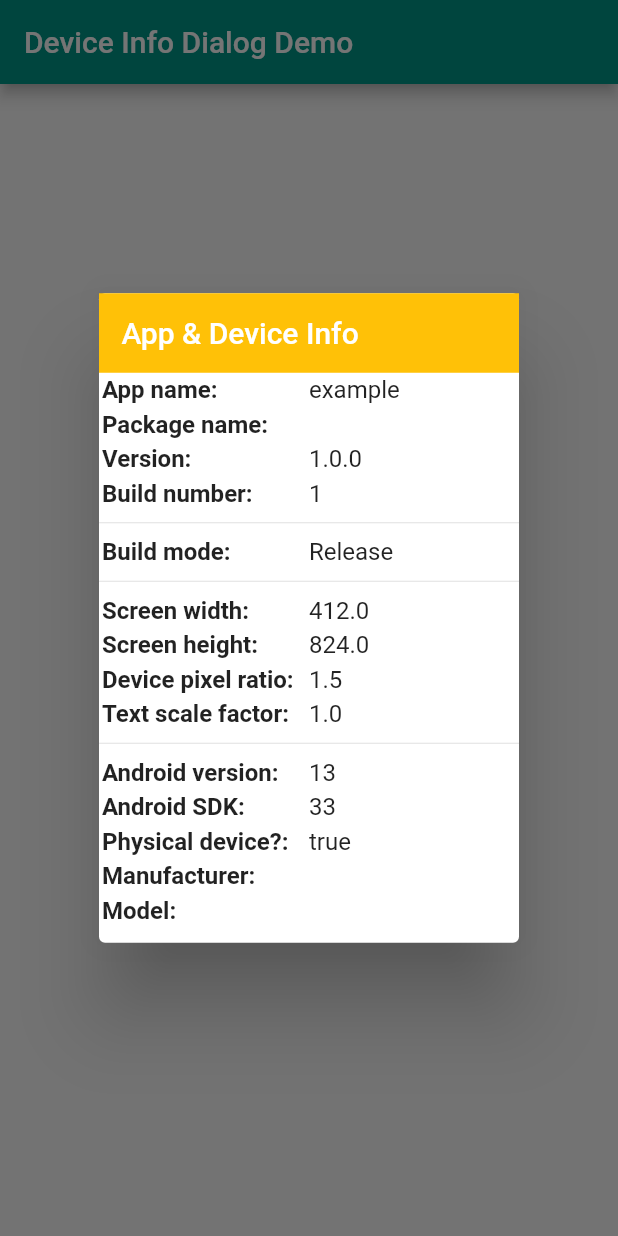
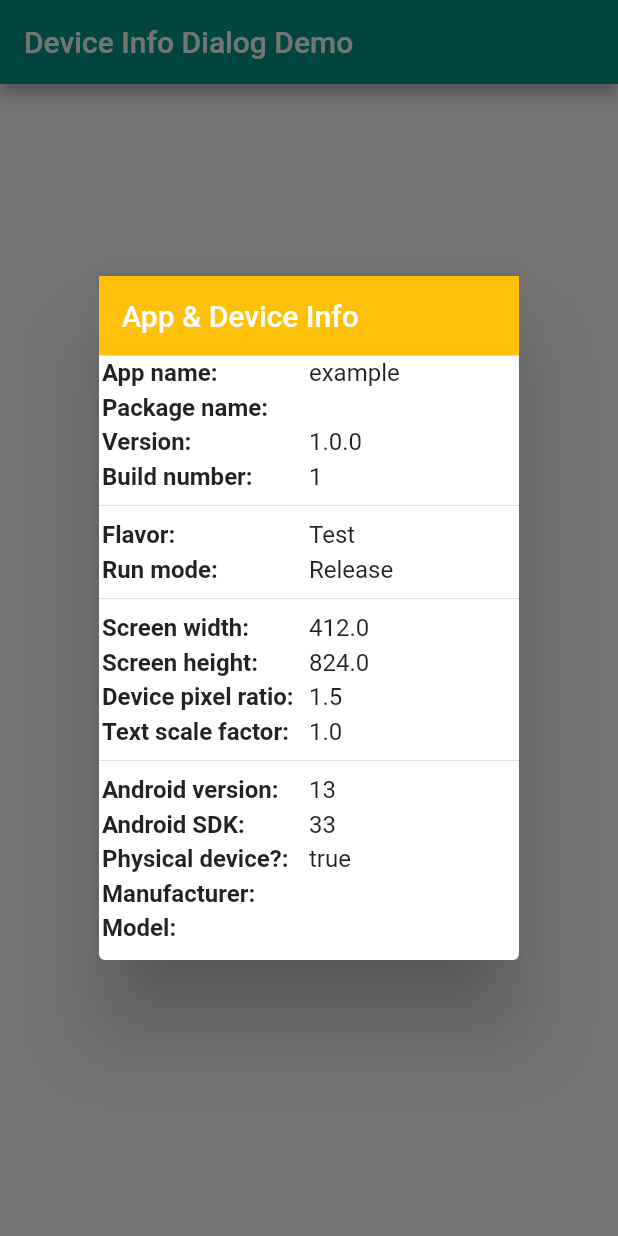
Before and after one commit to hamishnorton/app_device_info_dialog, a Flutter app: the screen it shows after launch, after a tap on "Show Device Info Dialog", on a phone screen of 412 x 824 dp. Run offline on Flutter 3.47's test engine with Material 2 defaults, Android fonts, the phone set to English and light mode, and no system bars; our stand-ins replace device_info_plus, package_info_plus.

```diff
--- a/example/lib/main.dart
+++ b/example/lib/main.dart
@@ -43,7 +43,6 @@ class _MyHomePageState extends State<MyHomePage> {
           onPressed: _showDeviceInfoDialog,
           child: const Text(
             'Show Device Info Dialog',
-            // style: TextStyle(fontSize: 24),
           ),
         ),
       ),
@@ -55,7 +54,9 @@ class _MyHomePageState extends State<MyHomePage> {
       context: context,
       barrierDismissible: true, // user must tap button!
       builder: (BuildContext context) {
-        return const AppDeviceInfoDialog();
+        return const AppDeviceInfoDialog(
+          flavor: 'Test',
+        );
       },
     );
   }
--- a/lib/app_device_info_dialog.dart
+++ b/lib/app_device_info_dialog.dart
@@ -65,7 +65,7 @@ class AppDeviceInfoDialog extends StatelessWidget {
               _getPackageInfo(),
               const Divider(),
               _getFlavor(),
-              _buildTile('Build mode:', BuildInfo.runMode),
+              _buildTile('Run mode:', BuildInfo.runMode),
               const Divider(),
               ..._screenInfo(context),
               const Divider(),
@@ -93,7 +93,7 @@ class AppDeviceInfoDialog extends StatelessWidget {
               _getPackageInfo(),
               const Divider(),
               _getFlavor(),
-              _buildTile('Build mode:', BuildInfo.runMode),
+              _buildTile('Run mode:', BuildInfo.runMode),
               const Divider(),
               ..._screenInfo(context),
               const Divider(),
@@ -123,7 +123,7 @@ class AppDeviceInfoDialog extends StatelessWidget {
                 _getPackageInfo(),
                 const Divider(),
                 _getFlavor(),
-                _buildTile('Build mode:', BuildInfo.runMode),
+                _buildTile('Run mode:', BuildInfo.runMode),
                 const Divider(),
                 ..._screenInfo(context),
                 const Divider(),
@@ -151,7 +151,7 @@ class AppDeviceInfoDialog extends StatelessWidget {
                 _getPackageInfo(),
                 const Divider(),
                 _getFlavor(),
-                _buildTile('Build mode:', BuildInfo.runMode),
+                _buildTile('Run mode:', BuildInfo.runMode),
                 const Divider(),
                 ..._screenInfo(context),
                 const Divider(),
```
Also changed, not shown: 1 other file.
